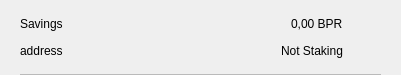
Old version of the form src/qt/Sombe/forms/csrow.ui in the repository unixteam2020/po.
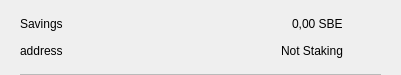
New version of the form. Icons and pictures are not drawn.

Diff of the .ui file:
```diff
--- a/src/qt/Sombe/forms/csrow.ui
+++ b/src/qt/Sombe/forms/csrow.ui
@@ -102,7 +102,7 @@
            <item>
             <widget class="QLabel" name="labelAmount">
              <property name="text">
-              <string>0,00 BPR</string>
+              <string>0,00 SBE</string>
              </property>
             </widget>
            </item>
```
